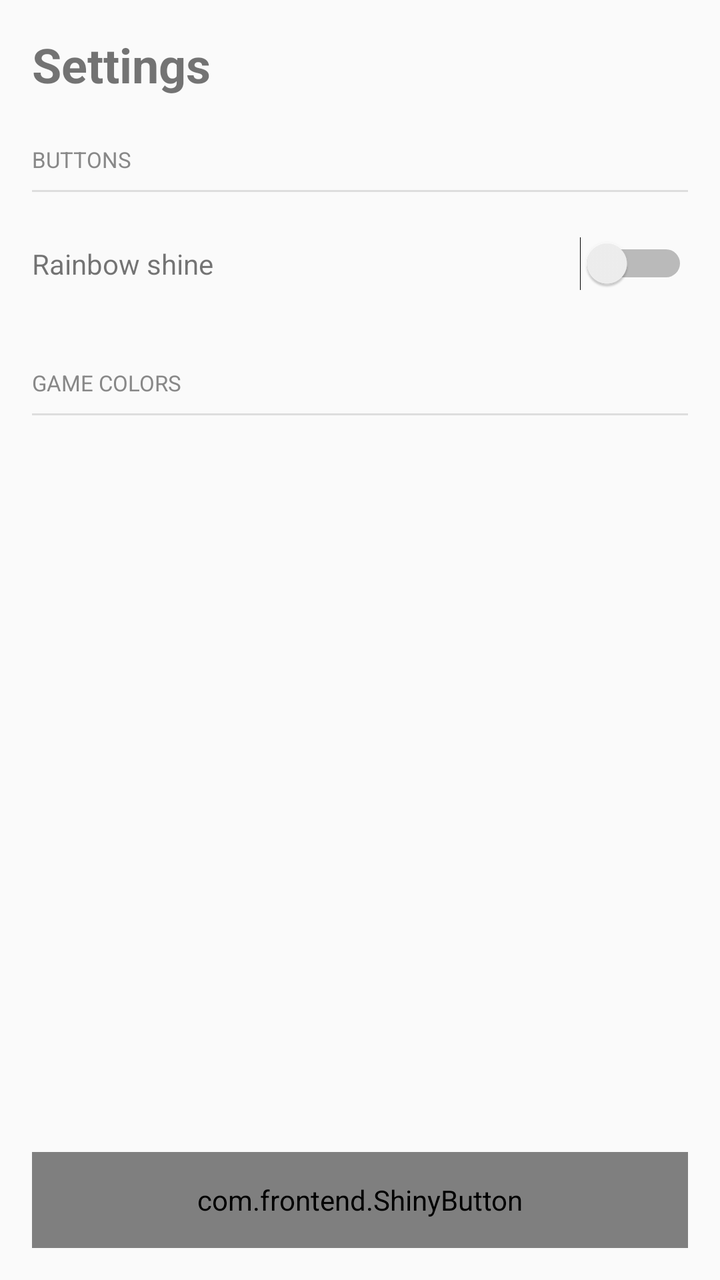
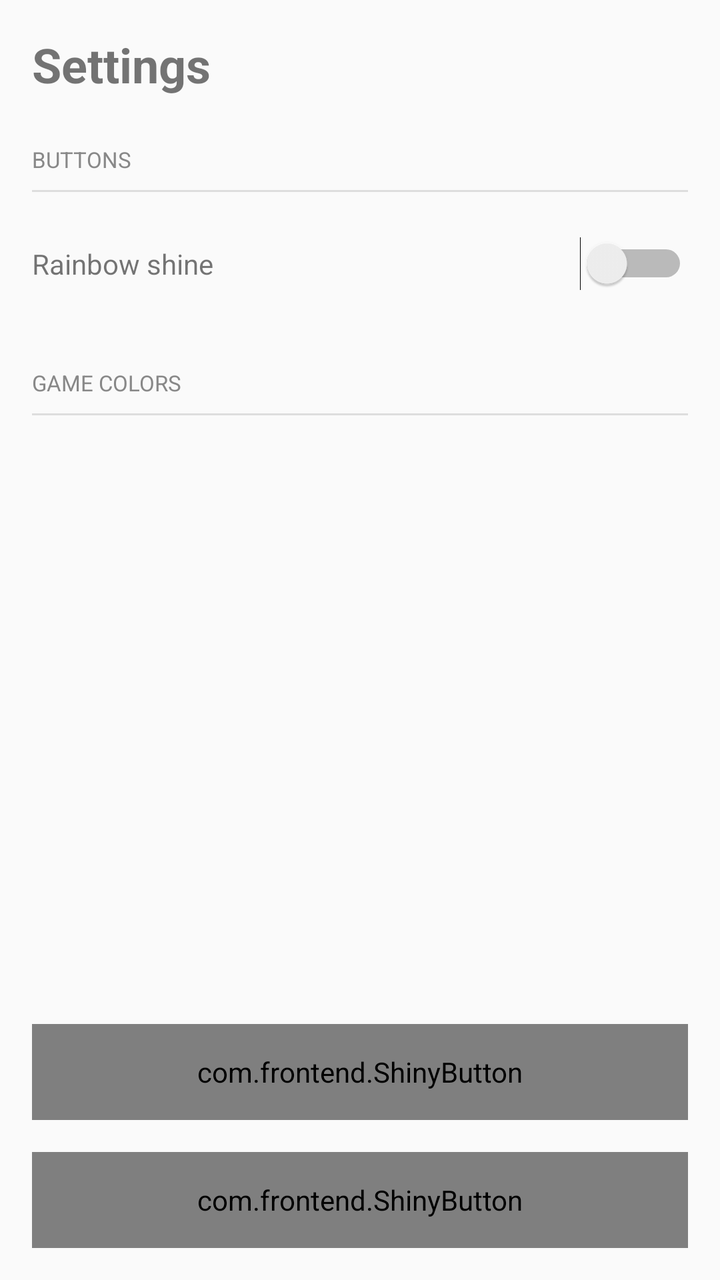

Two renders of the same Android screen: before a commit and after it. Below are the layout's source before the change and the commit's diff.
<!-- AndroidManifest.xml: activity theme Theme.SudokuAnke -->
<!-- res/layout/activity_settings.xml -->
<?xml version="1.0" encoding="utf-8"?>
<androidx.constraintlayout.widget.ConstraintLayout
    xmlns:android="http://schemas.android.com/apk/res/android"
    xmlns:app="http://schemas.android.com/apk/res-auto"
    android:layout_width="match_parent"
    android:layout_height="match_parent"
    android:fitsSystemWindows="true">

    <ScrollView
        android:id="@+id/scrollView"
        android:layout_width="0dp"
        android:layout_height="0dp"
        app:layout_constraintTop_toTopOf="parent"
        app:layout_constraintBottom_toTopOf="@+id/resetButton"
        app:layout_constraintStart_toStartOf="parent"
        app:layout_constraintEnd_toEndOf="parent">

        <LinearLayout
            android:layout_width="match_parent"
            android:layout_height="wrap_content"
            android:orientation="vertical"
            android:padding="16dp">

            <TextView
                android:layout_width="match_parent"
                android:layout_height="wrap_content"
                android:text="@string/settings"
                android:textSize="24sp"
                android:textStyle="bold"
                android:layout_marginBottom="24dp"/>

            
            <TextView
                android:layout_width="match_parent"
                android:layout_height="wrap_content"
                android:text="@string/buttons"
                android:textSize="11sp"
                android:textColor="@color/settings_label"
                android:layout_marginBottom="8dp"/>

            <View
                android:layout_width="match_parent"
                android:layout_height="1dp"
                android:background="@color/settings_divider"
                android:layout_marginBottom="12dp"/>

            
            <LinearLayout
                android:layout_width="match_parent"
                android:layout_height="48dp"
                android:orientation="horizontal"
                android:gravity="center_vertical"
                android:layout_marginBottom="4dp">

                <TextView
                    android:layout_width="0dp"
                    android:layout_height="wrap_content"
                    android:layout_weight="1"
                    android:text="@string/rainbow_shine"/>

                <Switch
                    android:id="@+id/shineSwitch"
                    android:layout_width="wrap_content"
                    android:layout_height="wrap_content"/>

            </LinearLayout>

            
            <LinearLayout
                android:id="@+id/buttonColorsSection"
                android:layout_width="match_parent"
                android:layout_height="wrap_content"
                android:orientation="vertical"/>

            
            <LinearLayout
                android:id="@+id/shineColorsSection"
                android:layout_width="match_parent"
                android:layout_height="wrap_content"
                android:orientation="vertical"/>

            
            <TextView
                android:layout_width="match_parent"
                android:layout_height="wrap_content"
                android:text="@string/game_colors"
                android:textSize="11sp"
                android:textColor="@color/settings_label"
                android:layout_marginTop="24dp"
                android:layout_marginBottom="8dp"/>

            <View
                android:layout_width="match_parent"
                android:layout_height="1dp"
                android:background="@color/settings_divider"
                android:layout_marginBottom="12dp"/>

            <LinearLayout
                android:id="@+id/gameColorsContainer"
                android:layout_width="match_parent"
                android:layout_height="wrap_content"
                android:orientation="vertical"/>

        </LinearLayout>
    </ScrollView>

    <com.frontend.ShinyButton
        android:id="@+id/resetButton"
        android:layout_width="0dp"
        android:layout_height="48dp"
        android:layout_margin="16dp"
        android:text="@string/reset_to_defaults"
        android:maxLines="1"
        app:layout_constraintBottom_toBottomOf="parent"
        app:layout_constraintStart_toStartOf="parent"
        app:layout_constraintEnd_toEndOf="parent"/>

</androidx.constraintlayout.widget.ConstraintLayout>
<!-- resources referenced by this layout -->
<resources>
  <color name="settings_divider">#FFDDDDDD</color>
  <color name="settings_label">#FF888888</color>
  <string name="buttons">BUTTONS</string>
  <string name="game_colors">GAME COLORS</string>
  <string name="rainbow_shine">Rainbow shine</string>
  <string name="reset_to_defaults">Reset to defaults</string>
  <string name="settings">Settings</string>
  <style name="Theme.SudokuAnke" parent="android:Theme.Material.Light.NoActionBar" />
</resources>

<!-- the commit's change to res/layout/activity_settings.xml (unified diff, before → after) -->
@@ -105,6 +105,17 @@
     </ScrollView>
 
     <com.frontend.ShinyButton
+        android:id="@+id/saveButton"
+        android:layout_width="0dp"
+        android:layout_height="48dp"
+        android:layout_margin="16dp"
+        android:text="@string/save"
+        android:maxLines="1"
+        app:layout_constraintBottom_toTopOf="@id/resetButton"
+        app:layout_constraintStart_toStartOf="parent"
+        app:layout_constraintEnd_toEndOf="parent"/>
+
+    <com.frontend.ShinyButton
         android:id="@+id/resetButton"
         android:layout_width="0dp"
         android:layout_height="48dp"
<!-- resource entries referenced after the edit -->
@@ -6,6 +6,7 @@
   <string name="game_colors">GAME COLORS</string>
   <string name="rainbow_shine">Rainbow shine</string>
   <string name="reset_to_defaults">Reset to defaults</string>
+  <string name="save">Save</string>
   <string name="settings">Settings</string>
   <style name="Theme.SudokuAnke" parent="android:Theme.Material.Light.NoActionBar" />
 </resources>
